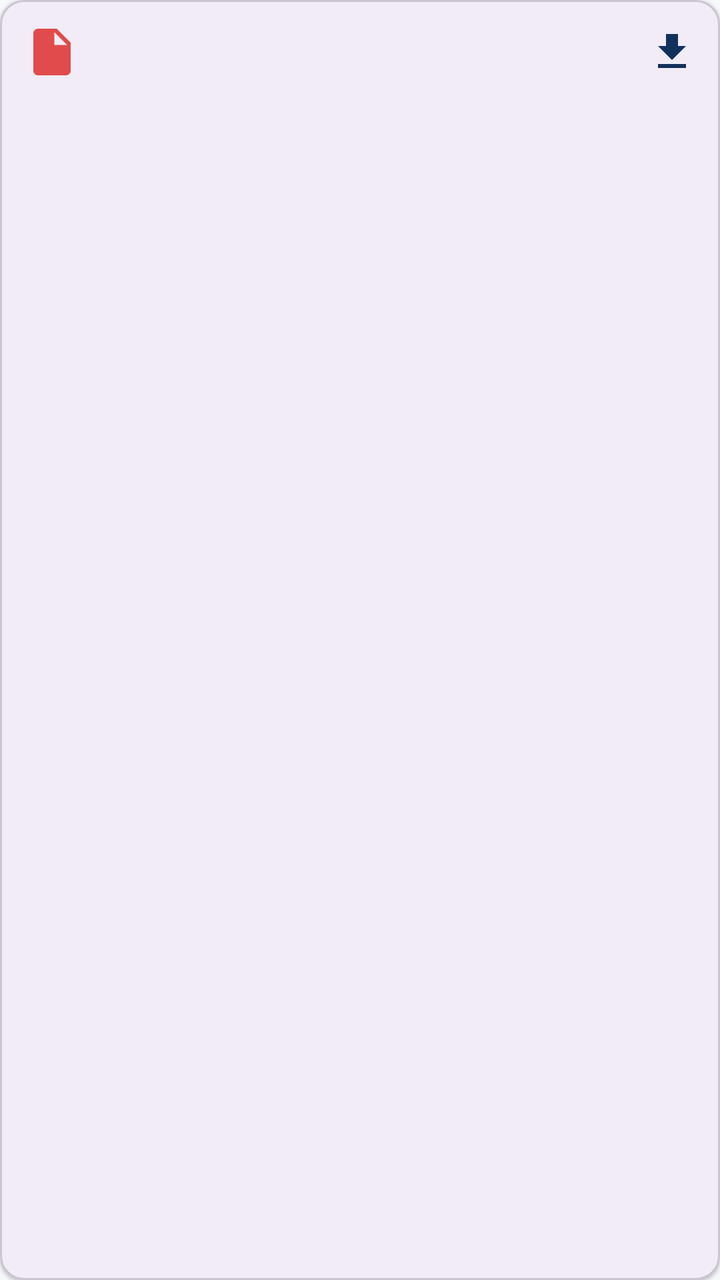
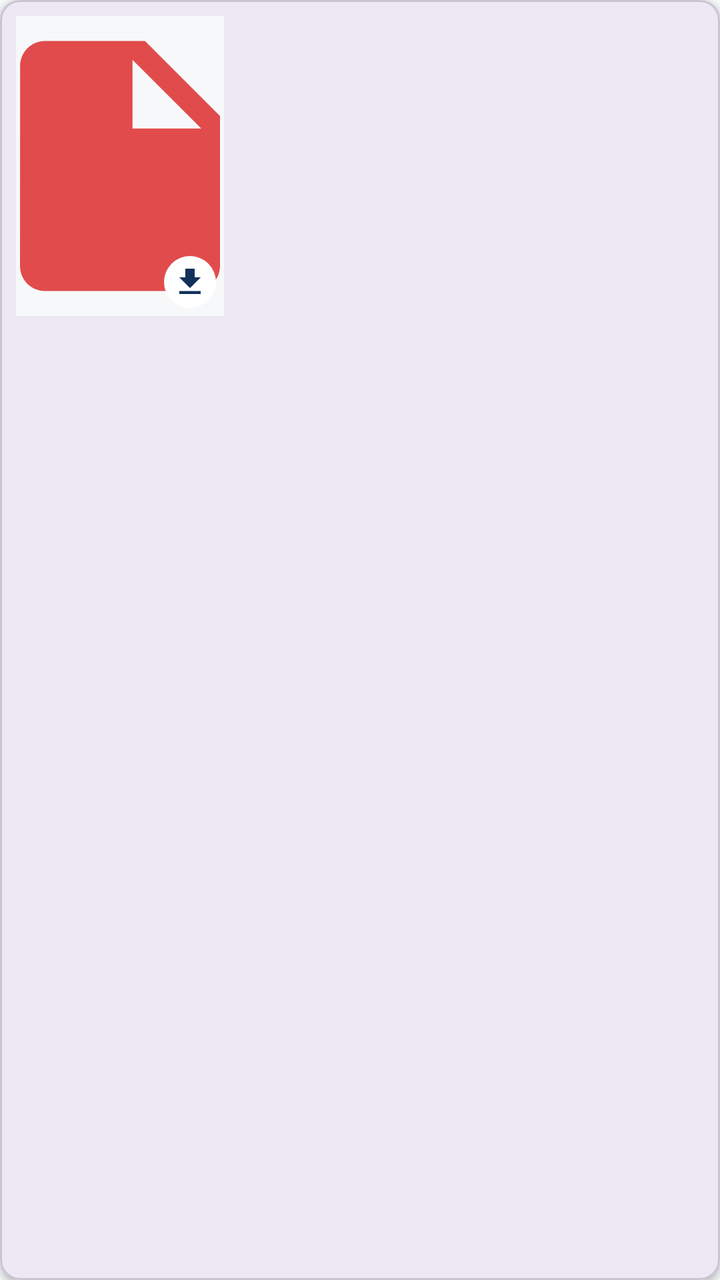

The first picture is an Android layout as it rendered before a commit; the second is the same layout after the commit. The layout source and the unified diff follow.
<!-- AndroidManifest.xml: application theme Theme.EtudiantsDroitMaroc -->
<!-- res/layout/item_pdf.xml -->
<?xml version="1.0" encoding="utf-8"?>
<com.google.android.material.card.MaterialCardView xmlns:android="http://schemas.android.com/apk/res/android"
    xmlns:app="http://schemas.android.com/apk/res-auto"
    android:layout_width="match_parent"
    android:layout_height="wrap_content"
    android:layout_marginBottom="8dp"
    app:cardCornerRadius="12dp"
    app:cardElevation="1dp">

    <LinearLayout
        android:layout_width="match_parent"
        android:layout_height="wrap_content"
        android:orientation="horizontal"
        android:gravity="center_vertical"
        android:padding="12dp">

        <ImageView
            android:layout_width="28dp"
            android:layout_height="28dp"
            android:src="@drawable/ic_pdf" />

        <TextView
            android:id="@+id/tvPdfTitle"
            android:layout_width="0dp"
            android:layout_height="wrap_content"
            android:layout_weight="1"
            android:layout_marginStart="12dp"
            android:textColor="@color/text_primary"
            android:textSize="14sp" />

        <ImageView
            android:id="@+id/ivDownloadStatus"
            android:layout_width="24dp"
            android:layout_height="24dp"
            android:src="@drawable/ic_download" />

    </LinearLayout>
</com.google.android.material.card.MaterialCardView>
<!-- resources referenced by this layout -->
<resources>
  <color name="text_primary">#1A1A1A</color>
  <!-- drawable ic_download (drawable) -->
  <vector xmlns:android="http://schemas.android.com/apk/res/android"
      android:width="22dp" android:height="22dp" android:viewportWidth="24" android:viewportHeight="24">
      <path android:fillColor="#12305C" android:pathData="M19,9h-4L15,3L9,3v6L5,9l7,7 7,-7zM5,18v2h14v-2L5,18z"/>
  </vector>
  <!-- drawable ic_pdf (drawable) -->
  <vector xmlns:android="http://schemas.android.com/apk/res/android"
      android:width="28dp" android:height="28dp" android:viewportWidth="24" android:viewportHeight="24">
      <path android:fillColor="#E14B4B" android:pathData="M6,2c-1.1,0 -1.99,0.9 -1.99,2L4,20c0,1.1 0.89,2 1.99,2L18,22c1.1,0 2,-0.9 2,-2L20,8l-6,-6L6,2zM13,9L13,3.5L18.5,9L13,9z"/>
  </vector>
  <style name="Theme.EtudiantsDroitMaroc" parent="Theme.Material3.Light.NoActionBar">
          <item name="colorPrimary">@color/navy</item>
          <item name="colorPrimaryVariant">@color/navy_dark</item>
          <item name="colorSecondary">@color/gold</item>
          <item name="colorSecondaryVariant">@color/gold_light</item>
          <item name="android:statusBarColor">@color/navy_dark</item>
          <item name="android:windowBackground">@color/off_white</item>
          <item name="android:windowLightStatusBar" tools:targetApi="23">false</item>
      </style>
  <color name="navy">#12305C</color>
  <color name="navy_dark">#0A1F3D</color>
  <color name="gold">#F5B324</color>
  <color name="gold_light">#FFD873</color>
  <color name="off_white">#F7F8FA</color>
</resources>

<!-- the commit's change to res/layout/item_pdf.xml (unified diff, before → after) -->
@@ -1,38 +1,51 @@
 <?xml version="1.0" encoding="utf-8"?>
 <com.google.android.material.card.MaterialCardView xmlns:android="http://schemas.android.com/apk/res/android"
     xmlns:app="http://schemas.android.com/apk/res-auto"
-    android:layout_width="match_parent"
+    android:layout_width="wrap_content"
     android:layout_height="wrap_content"
-    android:layout_marginBottom="8dp"
-    app:cardCornerRadius="12dp"
-    app:cardElevation="1dp">
+    android:layout_margin="6dp"
+    app:cardCornerRadius="10dp"
+    app:cardElevation="2dp">
 
     <LinearLayout
-        android:layout_width="match_parent"
+        android:layout_width="120dp"
         android:layout_height="wrap_content"
-        android:orientation="horizontal"
-        android:gravity="center_vertical"
-        android:padding="12dp">
+        android:orientation="vertical"
+        android:padding="8dp">
 
-        <ImageView
-            android:layout_width="28dp"
-            android:layout_height="28dp"
-            android:src="@drawable/ic_pdf" />
+        <FrameLayout
+            android:layout_width="match_parent"
+            android:layout_height="150dp">
+
+            <ImageView
+                android:id="@+id/ivPdfCover"
+                android:layout_width="match_parent"
+                android:layout_height="match_parent"
+                android:scaleType="centerCrop"
+                android:background="@color/off_white"
+                android:src="@drawable/ic_pdf" />
+
+            <ImageView
+                android:id="@+id/ivDownloadStatus"
+                android:layout_width="26dp"
+                android:layout_height="26dp"
+                android:layout_gravity="bottom|end"
+                android:layout_margin="4dp"
+                android:padding="4dp"
+                android:background="@drawable/bg_circle_white"
+                android:src="@drawable/ic_download" />
+
+        </FrameLayout>
 
         <TextView
             android:id="@+id/tvPdfTitle"
-            android:layout_width="0dp"
+            android:layout_width="match_parent"
             android:layout_height="wrap_content"
-            android:layout_weight="1"
-            android:layout_marginStart="12dp"
+            android:layout_marginTop="6dp"
+            android:maxLines="2"
+            android:ellipsize="end"
             android:textColor="@color/text_primary"
-            android:textSize="14sp" />
-
-        <ImageView
-            android:id="@+id/ivDownloadStatus"
-            android:layout_width="24dp"
-            android:layout_height="24dp"
-            android:src="@drawable/ic_download" />
+            android:textSize="13sp" />
 
     </LinearLayout>
 </com.google.android.material.card.MaterialCardView>
<!-- resource entries referenced after the edit -->
@@ -1,6 +1,12 @@
 <!-- resources referenced by this layout -->
 <resources>
   <color name="text_primary">#1A1A1A</color>
+  <!-- drawable bg_circle_white (drawable) -->
+  <?xml version="1.0" encoding="utf-8"?>
+  <shape xmlns:android="http://schemas.android.com/apk/res/android"
+      android:shape="oval">
+      <solid android:color="#FFFFFFFF" />
+  </shape>
   <!-- drawable ic_download (drawable) -->
   <vector xmlns:android="http://schemas.android.com/apk/res/android"
       android:width="22dp" android:height="22dp" android:viewportWidth="24" android:viewportHeight="24">
